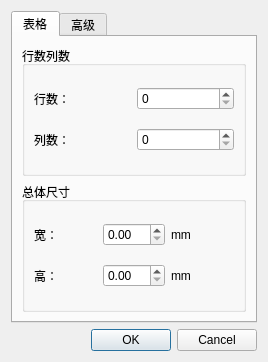
The window that ofdEditor/model/Widget/InsertTableDialog.ui (mcoder2014/ofdEditor) describes before a commit, drawn with Qt 5.
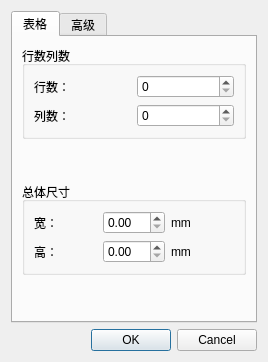
The same window after the commit. The open tabs and pages were chosen to show the change.

```diff
--- a/ofdEditor/model/Widget/InsertTableDialog.ui
+++ b/ofdEditor/model/Widget/InsertTableDialog.ui
@@ -53,6 +53,19 @@
          </layout>
         </widget>
        </item>
+       <item>
+        <spacer name="verticalSpacer_2">
+         <property name="orientation">
+          <enum>Qt::Vertical</enum>
+         </property>
+         <property name="sizeHint" stdset="0">
+          <size>
+           <width>20</width>
+           <height>40</height>
+          </size>
+         </property>
+        </spacer>
+       </item>
        <item>
         <widget class="QGroupBox" name="groupBox_2">
          <property name="title">
@@ -96,6 +109,19 @@
          </layout>
         </widget>
        </item>
+       <item>
+        <spacer name="verticalSpacer_3">
+         <property name="orientation">
+          <enum>Qt::Vertical</enum>
+         </property>
+         <property name="sizeHint" stdset="0">
+          <size>
+           <width>20</width>
+           <height>40</height>
+          </size>
+         </property>
+        </spacer>
+       </item>
       </layout>
      </widget>
      <widget class="QWidget" name="advanced">
```
Left out of the diff: 2 changed lines with no effect on the pictures.
